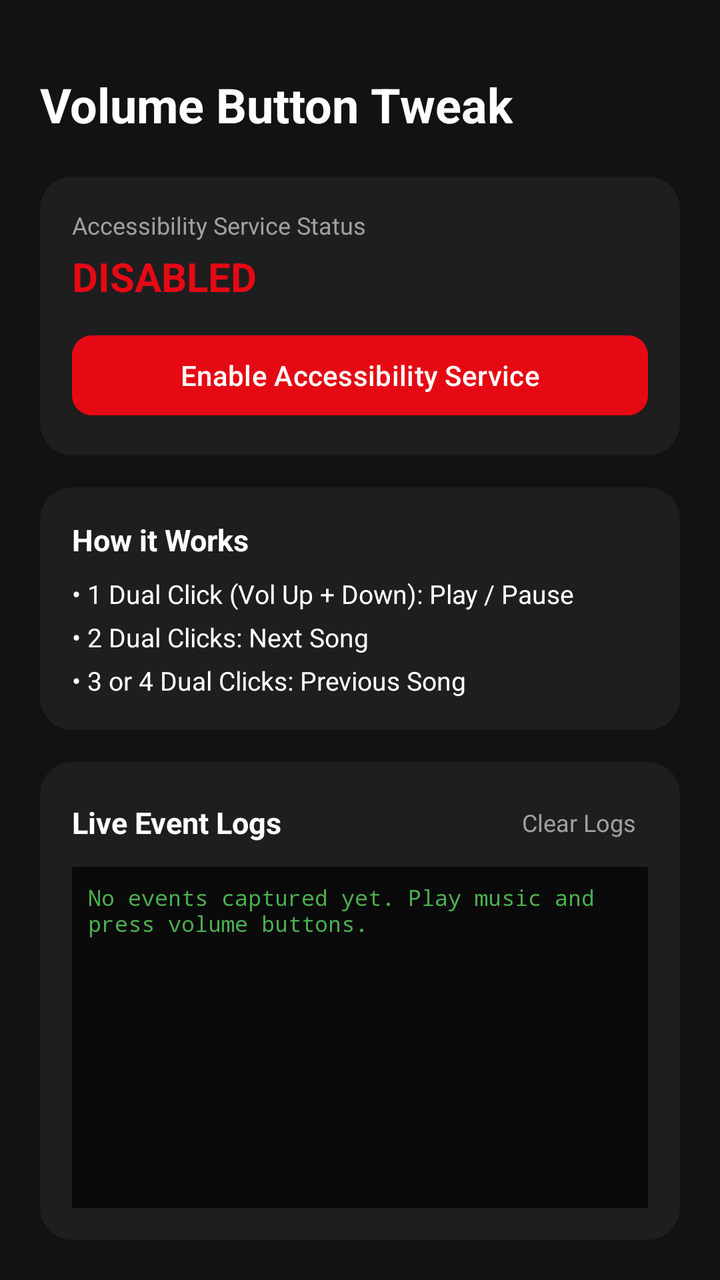
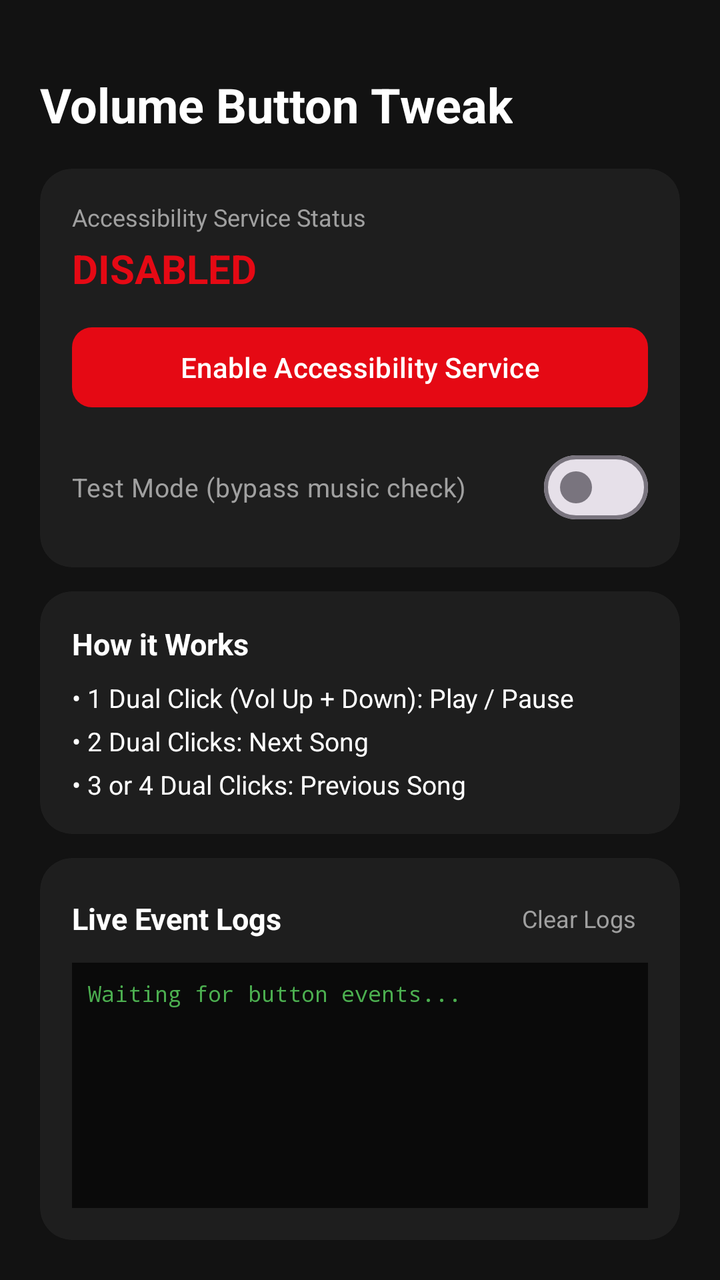

Before-and-after screenshots of an Android layout around one commit, followed by the original layout XML and the change that was made.
<!-- AndroidManifest.xml: application theme Theme.VolumeButtonTweak -->
<!-- res/layout/activity_main.xml -->
<?xml version="1.0" encoding="utf-8"?>
<LinearLayout xmlns:android="http://schemas.android.com/apk/res/android"
    xmlns:app="http://schemas.android.com/apk/res-auto"
    android:layout_width="match_parent"
    android:layout_height="match_parent"
    android:orientation="vertical"
    android:background="@color/dark_bg"
    android:padding="20dp">

    <TextView
        android:layout_width="wrap_content"
        android:layout_height="wrap_content"
        android:text="@string/app_name"
        android:textColor="@color/white"
        android:textSize="24sp"
        android:textStyle="bold"
        android:layout_marginTop="16dp" />

    <com.google.android.material.card.MaterialCardView
        android:layout_width="match_parent"
        android:layout_height="wrap_content"
        android:layout_marginTop="20dp"
        app:cardBackgroundColor="@color/card_bg"
        app:cardCornerRadius="16dp"
        app:cardElevation="0dp"
        app:strokeWidth="0dp">

        <LinearLayout
            android:layout_width="match_parent"
            android:layout_height="wrap_content"
            android:orientation="vertical"
            android:padding="16dp">

            <TextView
                android:layout_width="wrap_content"
                android:layout_height="wrap_content"
                android:text="@string/service_status_label"
                android:textColor="@color/text_secondary"
                android:textSize="12sp" />

            <TextView
                android:id="@+id/tvStatus"
                android:layout_width="wrap_content"
                android:layout_height="wrap_content"
                android:text="@string/status_disabled"
                android:textColor="@color/red_accent"
                android:textSize="20sp"
                android:textStyle="bold"
                android:layout_marginTop="4dp" />

            <com.google.android.material.button.MaterialButton
                android:id="@+id/btnEnableService"
                android:layout_width="match_parent"
                android:layout_height="48dp"
                android:layout_marginTop="12dp"
                android:text="@string/enable_service_button"
                android:textColor="@color/white"
                app:backgroundTint="@color/red_accent"
                app:cornerRadius="10dp" />
        </LinearLayout>
    </com.google.android.material.card.MaterialCardView>

    <com.google.android.material.card.MaterialCardView
        android:layout_width="match_parent"
        android:layout_height="wrap_content"
        android:layout_marginTop="16dp"
        app:cardBackgroundColor="@color/card_bg"
        app:cardCornerRadius="16dp"
        app:cardElevation="0dp"
        app:strokeWidth="0dp">

        <LinearLayout
            android:layout_width="match_parent"
            android:layout_height="wrap_content"
            android:orientation="vertical"
            android:padding="16dp">

            <TextView
                android:layout_width="wrap_content"
                android:layout_height="wrap_content"
                android:text="@string/instructions_title"
                android:textColor="@color/white"
                android:textSize="15sp"
                android:textStyle="bold" />

            <TextView
                android:layout_width="wrap_content"
                android:layout_height="wrap_content"
                android:text="@string/instruction_1"
                android:textColor="@color/white"
                android:textSize="13sp"
                android:layout_marginTop="8dp" />

            <TextView
                android:layout_width="wrap_content"
                android:layout_height="wrap_content"
                android:text="@string/instruction_2"
                android:textColor="@color/white"
                android:textSize="13sp"
                android:layout_marginTop="4dp" />

            <TextView
                android:layout_width="wrap_content"
                android:layout_height="wrap_content"
                android:text="@string/instruction_3"
                android:textColor="@color/white"
                android:textSize="13sp"
                android:layout_marginTop="4dp" />
        </LinearLayout>
    </com.google.android.material.card.MaterialCardView>

    <com.google.android.material.card.MaterialCardView
        android:layout_width="match_parent"
        android:layout_height="0dp"
        android:layout_weight="1"
        android:layout_marginTop="16dp"
        app:cardBackgroundColor="@color/card_bg"
        app:cardCornerRadius="16dp"
        app:cardElevation="0dp"
        app:strokeWidth="0dp">

        <LinearLayout
            android:layout_width="match_parent"
            android:layout_height="match_parent"
            android:orientation="vertical"
            android:padding="16dp">

            <RelativeLayout
                android:layout_width="match_parent"
                android:layout_height="wrap_content">

                <TextView
                    android:layout_width="wrap_content"
                    android:layout_height="wrap_content"
                    android:layout_centerVertical="true"
                    android:text="Live Event Logs"
                    android:textColor="@color/white"
                    android:textSize="15sp"
                    android:textStyle="bold" />

                <TextView
                    android:id="@+id/btnClearLogs"
                    android:layout_width="wrap_content"
                    android:layout_height="wrap_content"
                    android:layout_alignParentEnd="true"
                    android:layout_centerVertical="true"
                    android:padding="6dp"
                    android:text="Clear Logs"
                    android:textColor="@color/text_secondary"
                    android:textSize="12sp" />
            </RelativeLayout>

            <ScrollView
                android:id="@+id/scrollLogs"
                android:layout_width="match_parent"
                android:layout_height="match_parent"
                android:layout_marginTop="8dp"
                android:background="#0A0A0A"
                android:padding="8dp">

                <TextView
                    android:id="@+id/tvLogs"
                    android:layout_width="match_parent"
                    android:layout_height="wrap_content"
                    android:fontFamily="monospace"
                    android:text="No events captured yet. Play music and press volume buttons."
                    android:textColor="#4CAF50"
                    android:textSize="11sp" />
            </ScrollView>
        </LinearLayout>
    </com.google.android.material.card.MaterialCardView>

</LinearLayout>
<!-- resources referenced by this layout -->
<resources>
  <color name="card_bg">#FF1E1E1E</color>
  <color name="dark_bg">#FF121212</color>
  <color name="red_accent">#FFE50914</color>
  <color name="text_secondary">#FFA0A0A0</color>
  <color name="white">#FFFFFFFF</color>
  <string name="app_name">Volume Button Tweak</string>
  <string name="enable_service_button">Enable Accessibility Service</string>
  <string name="instruction_1">• 1 Dual Click (Vol Up + Down): Play / Pause</string>
  <string name="instruction_2">• 2 Dual Clicks: Next Song</string>
  <string name="instruction_3">• 3 or 4 Dual Clicks: Previous Song</string>
  <string name="instructions_title">How it Works</string>
  <string name="service_status_label">Accessibility Service Status</string>
  <string name="status_disabled">DISABLED</string>
  <style name="Theme.VolumeButtonTweak" parent="Theme.Material3.DayNight.NoActionBar">
          <item name="android:statusBarColor">@color/dark_bg</item>
          <item name="android:navigationBarColor">@color/dark_bg</item>
          <item name="android:windowBackground">@color/dark_bg</item>
      </style>
</resources>

<!-- the commit's change to res/layout/activity_main.xml (unified diff, before → after) -->
@@ -19,7 +19,7 @@
     <com.google.android.material.card.MaterialCardView
         android:layout_width="match_parent"
         android:layout_height="wrap_content"
-        android:layout_marginTop="20dp"
+        android:layout_marginTop="16dp"
         app:cardBackgroundColor="@color/card_bg"
         app:cardCornerRadius="16dp"
         app:cardElevation="0dp"
@@ -57,13 +57,22 @@
                 android:textColor="@color/white"
                 app:backgroundTint="@color/red_accent"
                 app:cornerRadius="10dp" />
+
+            <com.google.android.material.materialswitch.MaterialSwitch
+                android:id="@+id/switchTestMode"
+                android:layout_width="match_parent"
+                android:layout_height="wrap_content"
+                android:layout_marginTop="12dp"
+                android:text="Test Mode (bypass music check)"
+                android:textColor="@color/text_secondary"
+                android:textSize="13sp" />
         </LinearLayout>
     </com.google.android.material.card.MaterialCardView>
 
     <com.google.android.material.card.MaterialCardView
         android:layout_width="match_parent"
         android:layout_height="wrap_content"
-        android:layout_marginTop="16dp"
+        android:layout_marginTop="12dp"
         app:cardBackgroundColor="@color/card_bg"
         app:cardCornerRadius="16dp"
         app:cardElevation="0dp"
@@ -113,7 +122,7 @@
         android:layout_width="match_parent"
         android:layout_height="0dp"
         android:layout_weight="1"
-        android:layout_marginTop="16dp"
+        android:layout_marginTop="12dp"
         app:cardBackgroundColor="@color/card_bg"
         app:cardCornerRadius="16dp"
         app:cardElevation="0dp"
@@ -163,7 +172,7 @@
                     android:layout_width="match_parent"
                     android:layout_height="wrap_content"
                     android:fontFamily="monospace"
-                    android:text="No events captured yet. Play music and press volume buttons."
+                    android:text="Waiting for button events..."
                     android:textColor="#4CAF50"
                     android:textSize="11sp" />
             </ScrollView>
